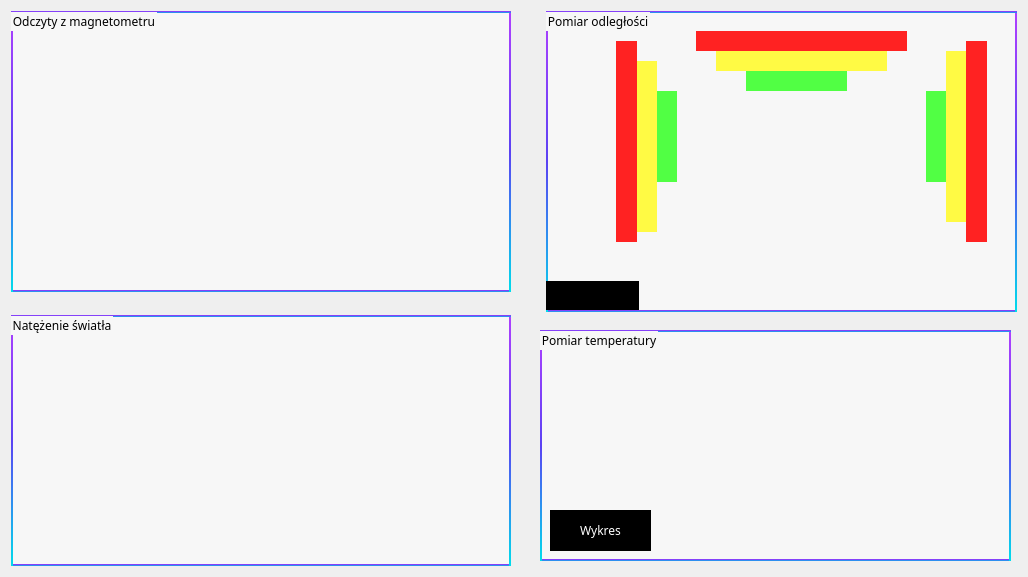
Old version of the form form.ui in the repository olala10/wds.
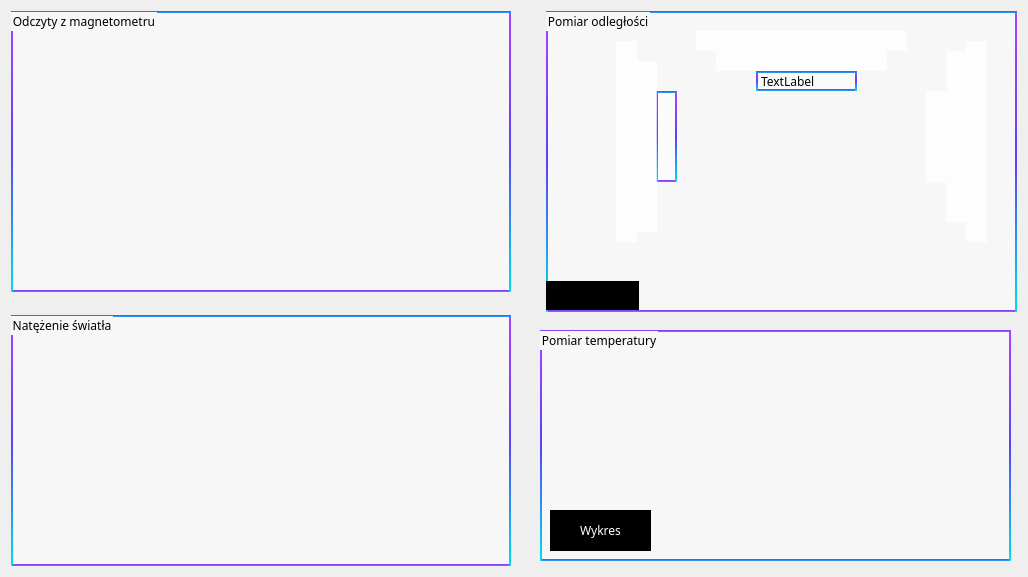
New version of the form.

The edit to the form file:
```diff
--- a/form.ui
+++ b/form.ui
@@ -101,25 +101,7 @@
      </rect>
     </property>
     <property name="styleSheet">
-     <string notr="true"> background-color: #51ff44;
-border: none;</string>
-    </property>
-    <property name="text">
-     <string/>
-    </property>
-   </widget>
-   <widget class="QLabel" name="greenPic2">
-    <property name="geometry">
-     <rect>
-      <x>200</x>
-      <y>60</y>
-      <width>101</width>
-      <height>20</height>
-     </rect>
-    </property>
-    <property name="styleSheet">
-     <string notr="true"> background-color:#51ff44;
-border: none;</string>
+     <string notr="true"/>
     </property>
     <property name="text">
      <string/>
@@ -135,8 +117,9 @@
      </rect>
     </property>
     <property name="styleSheet">
-     <string notr="true">background-color:#51ff44;
-border: none;</string>
+     <string notr="true"> background-color:  rgba(255,255,255,190);
+border: none;
+</string>
     </property>
     <property name="text">
      <string/>
@@ -152,8 +135,9 @@
      </rect>
     </property>
     <property name="styleSheet">
-     <string notr="true"> background-color: #fffa44;
-border: none;</string>
+     <string notr="true"> background-color:  rgba(255,255,255,190);
+border: none;
+</string>
     </property>
     <property name="text">
      <string/>
@@ -169,8 +153,9 @@
      </rect>
     </property>
     <property name="styleSheet">
-     <string notr="true"> background-color: #fffa44;
-border: none;</string>
+     <string notr="true"> background-color:  rgba(255,255,255,190);
+border: none;
+</string>
     </property>
     <property name="text">
      <string/>
@@ -186,8 +171,9 @@
      </rect>
     </property>
     <property name="styleSheet">
-     <string notr="true"> background-color: #fffa44;
-border: none;</string>
+     <string notr="true"> background-color:  rgba(255,255,255,190);
+border: none;
+</string>
     </property>
     <property name="text">
      <string/>
@@ -203,8 +189,9 @@
      </rect>
     </property>
     <property name="styleSheet">
-     <string notr="true"> background-color:  #ff2222;
-border: none;</string>
+     <string notr="true"> background-color:  rgba(255,255,255,190);
+border: none;
+</string>
     </property>
     <property name="text">
      <string/>
@@ -220,7 +207,7 @@
      </rect>
     </property>
     <property name="styleSheet">
-     <string notr="true"> background-color:  #ff2222;
+     <string notr="true"> background-color:  rgba(255,255,255,190);
 border: none;
 </string>
     </property>
@@ -238,13 +225,27 @@
      </rect>
     </property>
     <property name="styleSheet">
-     <string notr="true"> background-color:  #ff2222;
-border: none;</string>
+     <string notr="true"> background-color:  rgba(255,255,255,190);
+border: none;
+</string>
     </property>
     <property name="text">
      <string/>
     </property>
    </widget>
+   <widget class="QLabel" name="greenPic2">
+    <property name="geometry">
+     <rect>
+      <x>210</x>
+      <y>60</y>
+      <width>101</width>
+      <height>20</height>
+     </rect>
+    </property>
+    <property name="text">
+     <string>TextLabel</string>
+    </property>
+   </widget>
   </widget>
   <widget class="QGroupBox" name="groupBox_2">
    <property name="geometry">
```
Left out of the diff: 3 changed lines with no effect on the pictures.
